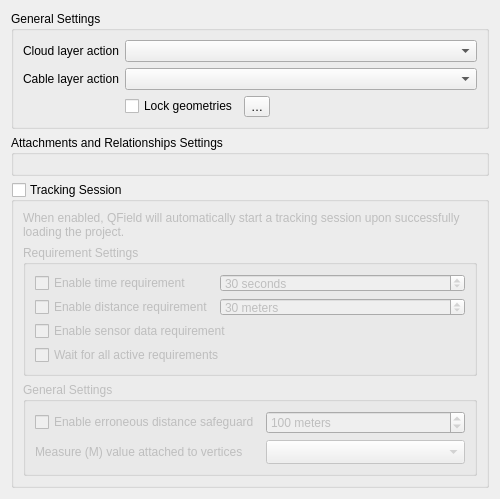
opengisch/qfieldsync, file qfieldsync/ui/map_layer_config_widget.ui: the form before one commit.
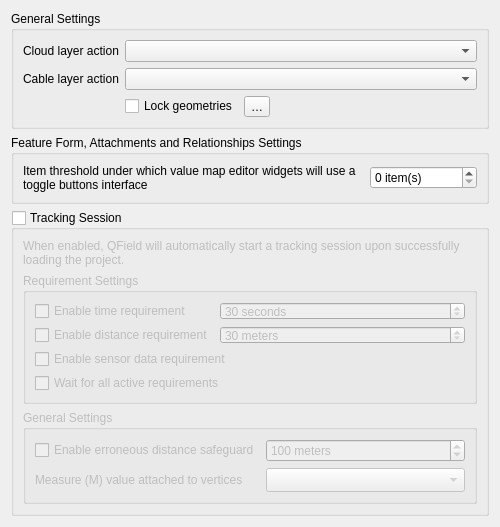
The form after the commit. Custom widgets are drawn as their Qt base class.

Commit message: Add setting to control value map editor widget's toggle buttons interface

```diff
--- a/qfieldsync/ui/map_layer_config_widget.ui
+++ b/qfieldsync/ui/map_layer_config_widget.ui
@@ -87,9 +87,57 @@
    <item>
     <widget class="QGroupBox" name="attachmentsRelationsGroupBox">
      <property name="title">
-      <string>Attachments and Relationships Settings</string>
+      <string>Feature Form, Attachments and Relationships Settings</string>
      </property>
      <layout class="QFormLayout" name="attachmentsRelationsLayout">
+      <item row="0" column="0" colspan="2">
+       <layout class="QHBoxLayout" name="valueMapButtonInterfaceLayout">
+        <item>
+         <widget class="QLabel" name="valueMapButtonInterfaceLabel">
+          <property name="sizePolicy">
+           <sizepolicy hsizetype="Expanding" vsizetype="Fixed">
+            <horstretch>1</horstretch>
+            <verstretch>0</verstretch>
+           </sizepolicy>
+          </property>
+          <property name="text">
+           <string>Item threshold under which value map editor widgets will use a toggle buttons interface</string>
+          </property>
+          <property name="wordWrap">
+           <bool>true</bool>
+          </property>
+         </widget>
+        </item>
+        <item>
+         <widget class="QgsSpinBox" name="valueMapButtonInterfaceSpinBox">
+          <property name="sizePolicy">
+           <sizepolicy hsizetype="Fixed" vsizetype="Fixed">
+            <horstretch>0</horstretch>
+            <verstretch>0</verstretch>
+           </sizepolicy>
+          </property>
+          <property name="suffix">
+           <string> item(s)</string>
+          </property>
+          <property name="minimum">
+           <number>0</number>
+          </property>
+          <property name="maximum">
+           <number>9999999</number>
+          </property>
+          <property name="value">
+           <number>0</number>
+          </property>
+          <property name="showClearButton">
+           <bool>true</bool>
+          </property>
+           <property name="clearValue">
+            <bool>false</bool>
+           </property>
+         </widget>
+        </item>
+       </layout>
+      </item>
      </layout>
     </widget>
    </item>
```
The commit also changes 1 other file.
